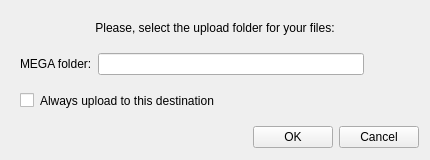
Qt form Source/MEGASync/gui/UploadToMegaDialog.ui (meganz/MEGAsync) before a commit.
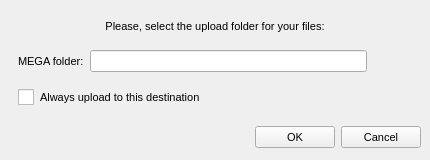
The same form after that commit. Icons and pictures are not drawn.

```diff
--- a/Source/MEGASync/gui/UploadToMegaDialog.ui
+++ b/Source/MEGASync/gui/UploadToMegaDialog.ui
@@ -25,9 +25,39 @@
   <property name="windowTitle">
    <string>Upload to MEGA</string>
   </property>
+  <property name="styleSheet">
+   <string notr="true">QWidget
+{
+font-size: 11px;
+}
+
+QCheckBox::indicator {
+     width: 16px;
+     height: 16px;
+ }
+
+QRadioButton::indicator {
+     width: 16px;
+     height: 16px;
+ }
+
+QScrollBar:horizontal {
+height: 16px;
+}
+
+QPushButton
+{
+    min-height: 14px;
+	height: 14px;
+}
+</string>
+  </property>
   <layout class="QVBoxLayout" name="verticalLayout">
-   <property name="bottomMargin">
-    <number>0</number>
+   <property name="spacing">
+    <number>6</number>
+   </property>
+   <property name="margin">
+    <number>9</number>
    </property>
    <item>
     <widget class="QLabel" name="label">
@@ -54,6 +84,21 @@
    <item>
     <widget class="QWidget" name="widget" native="true">
      <layout class="QHBoxLayout" name="horizontalLayout">
+      <property name="spacing">
+       <number>6</number>
+      </property>
+      <property name="leftMargin">
+       <number>9</number>
+      </property>
+      <property name="topMargin">
+       <number>0</number>
+      </property>
+      <property name="rightMargin">
+       <number>9</number>
+      </property>
+      <property name="bottomMargin">
+       <number>0</number>
+      </property>
       <item>
        <widget class="QLabel" name="label_2">
         <property name="text">
@@ -112,11 +157,26 @@
    </item>
    <item>
     <widget class="QWidget" name="widget_2" native="true">
+     <property name="maximumSize">
+      <size>
+       <width>16777215</width>
+       <height>40</height>
+      </size>
+     </property>
      <layout class="QHBoxLayout" name="horizontalLayout_2">
       <property name="spacing">
        <number>6</number>
       </property>
-      <property name="margin">
+      <property name="leftMargin">
+       <number>0</number>
+      </property>
+      <property name="topMargin">
+       <number>12</number>
+      </property>
+      <property name="rightMargin">
+       <number>0</number>
+      </property>
+      <property name="bottomMargin">
        <number>0</number>
       </property>
       <item>
```
